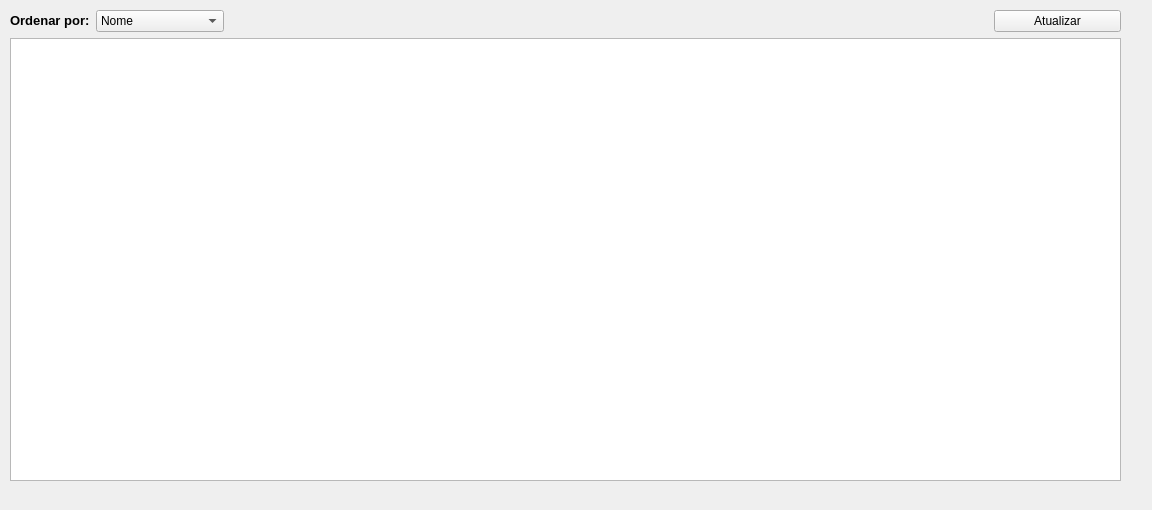
The window that SistemaDeMatriculas-V0/listaalunos.ui (leonardopereira10/UEG) describes before a commit, drawn with Qt 5.
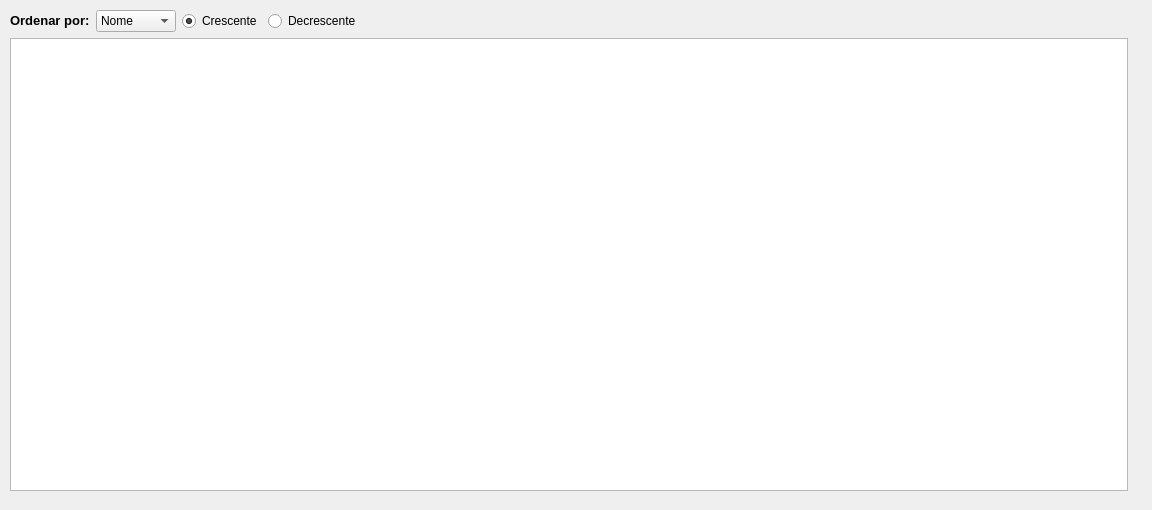
The same window after the commit. Icons and pictures are not drawn.

```diff
--- a/SistemaDeMatriculas-V0/listaalunos.ui
+++ b/SistemaDeMatriculas-V0/listaalunos.ui
@@ -22,11 +22,47 @@
     <rect>
      <x>10</x>
      <y>10</y>
-     <width>1111</width>
-     <height>471</height>
+     <width>1118</width>
+     <height>481</height>
     </rect>
    </property>
-   <layout class="QGridLayout" name="gridLayout" columnstretch="0,1,0,1">
+   <layout class="QGridLayout" name="gridLayout" columnstretch="0,0,0,0,0,0">
+    <item row="1" column="0" colspan="6">
+     <widget class="QTableView" name="tableView">
+      <property name="frameShape">
+       <enum>QFrame::StyledPanel</enum>
+      </property>
+      <property name="frameShadow">
+       <enum>QFrame::Sunken</enum>
+      </property>
+      <property name="sizeAdjustPolicy">
+       <enum>QAbstractScrollArea::AdjustIgnored</enum>
+      </property>
+      <property name="showDropIndicator" stdset="0">
+       <bool>true</bool>
+      </property>
+      <property name="alternatingRowColors">
+       <bool>false</bool>
+      </property>
+     </widget>
+    </item>
+    <item row="0" column="2">
+     <widget class="QRadioButton" name="radioCresc">
+      <property name="text">
+       <string>Crescente</string>
+      </property>
+      <property name="checked">
+       <bool>true</bool>
+      </property>
+     </widget>
+    </item>
+    <item row="0" column="3">
+     <widget class="QRadioButton" name="radioDecresc">
+      <property name="text">
+       <string>Decrescente</string>
+      </property>
+     </widget>
+    </item>
     <item row="0" column="0">
      <widget class="QLabel" name="label">
       <property name="text">
@@ -68,45 +104,19 @@
       </item>
      </widget>
     </item>
-    <item row="0" column="2">
+    <item row="0" column="5">
      <spacer name="horizontalSpacer">
       <property name="orientation">
        <enum>Qt::Horizontal</enum>
       </property>
       <property name="sizeHint" stdset="0">
        <size>
-        <width>758</width>
-        <height>20</height>
+        <width>655</width>
+        <height>17</height>
        </size>
       </property>
      </spacer>
     </item>
-    <item row="0" column="3">
-     <widget class="QPushButton" name="btnAtualizar">
-      <property name="text">
-       <string>Atualizar</string>
-      </property>
-     </widget>
-    </item>
-    <item row="1" column="0" colspan="4">
-     <widget class="QTableView" name="tableView">
-      <property name="frameShape">
-       <enum>QFrame::StyledPanel</enum>
-      </property>
-      <property name="frameShadow">
-       <enum>QFrame::Sunken</enum>
-      </property>
-      <property name="sizeAdjustPolicy">
-       <enum>QAbstractScrollArea::AdjustIgnored</enum>
-      </property>
-      <property name="showDropIndicator" stdset="0">
-       <bool>true</bool>
-      </property>
-      <property name="alternatingRowColors">
-       <bool>false</bool>
-      </property>
-     </widget>
-    </item>
    </layout>
   </widget>
  </widget>
```
Left out of the diff: 4 changed lines with no effect on the pictures.
